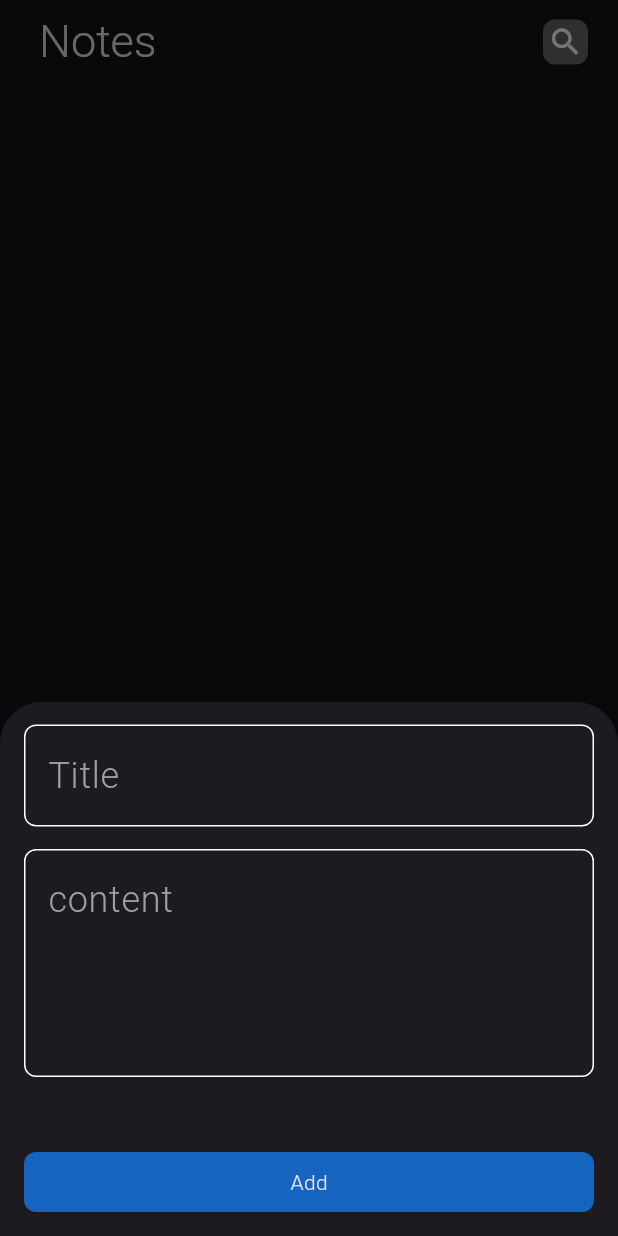
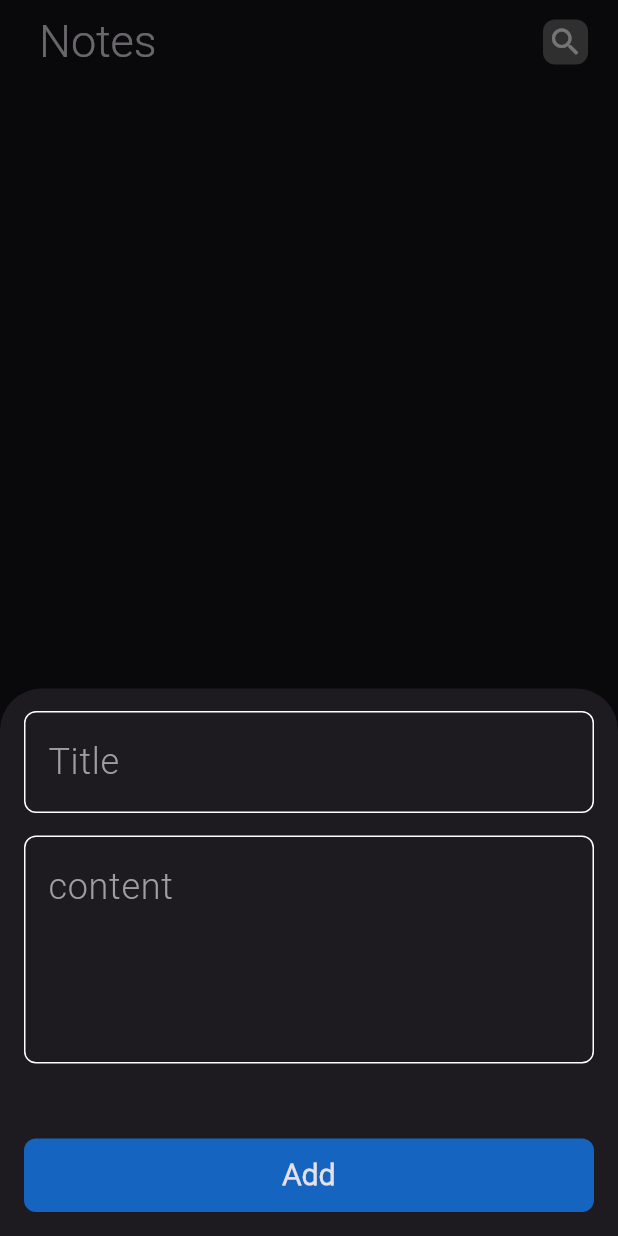
Before and after one commit to OmarAliSiad/NotesApp, a Flutter app: the screen it shows after launch, after a tap on the "add" icon, on a phone screen of 412 x 824 dp. Run offline on Flutter 3.47's test engine with Material 3 defaults, Android fonts, the phone set to English and light mode, and no system bars; our stand-ins replace bloc, flutter_bloc, font_awesome_flutter, hive, hive_flutter; accounts and stored records are empty.

Commit message:
create custom button

```diff
--- a/lib/widgets/custom_button.dart
+++ b/lib/widgets/custom_button.dart
@@ -1,4 +1,5 @@
 import 'package:flutter/material.dart';
+import 'package:notesapp/theme/dark_theme.dart';
 
 class CustomButton extends StatelessWidget {
   const CustomButton({super.key, required this.onTap, this.isloading = false});
@@ -24,8 +25,12 @@ class CustomButton extends StatelessWidget {
                     backgroundColor: Colors.white,
                   ),
                 ))
-            : const Center(child: Text('Add')),
+              : Center(
+                  child: Text('Add',
+                      style: TextStyle(
+                          fontSize: darkTheme().textTheme.bodyMedium!.fontSize,
+                          fontWeight: FontWeight.bold)),
                 ),
-    );
+        ));
   }
 }
```
Lines whose indentation alone changed are shown as unchanged.
